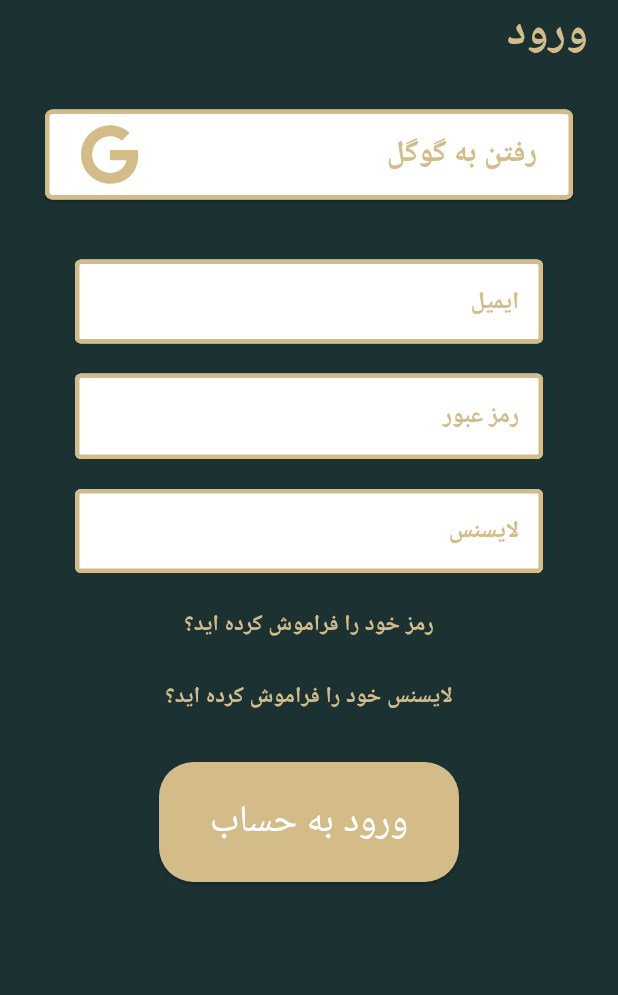
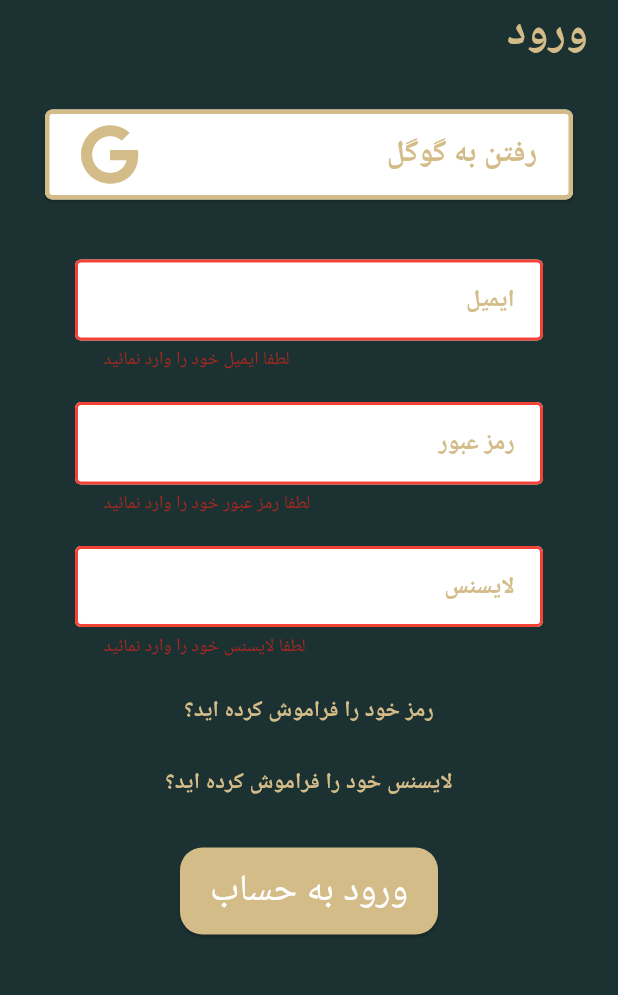
Before and after one commit to HamidSaliqa/power_tailor, a Flutter app: the Login screen opened directly, after a tap on "ورود به حساب", on a phone screen of 412 x 824 dp, the part 60-1055 px from its top. Run offline on Flutter 3.47's test engine with Material 3 defaults, Android fonts, the phone set to English and light mode, and no system bars; our stand-ins replace flutter_easyloading, flutter_svg, font_awesome_flutter, get.

```diff
--- a/lib/main.dart
+++ b/lib/main.dart
@@ -1,4 +1,5 @@
 import 'package:flutter/material.dart';
+import 'package:flutter_easyloading/flutter_easyloading.dart';
 import 'package:get/get.dart';
 import 'package:power_tailor/src/screens/splash_screen.dart';
 
@@ -9,9 +10,10 @@ class MyApp extends StatelessWidget {
   const MyApp({super.key});
   @override
   Widget build(BuildContext context) {
-    return const GetMaterialApp(
+    return GetMaterialApp(
       debugShowCheckedModeBanner: false,
       home: SplashScreen(),
+      builder: EasyLoading.init(),
     );
   }
 }
--- a/lib/src/common_widgets/custom_button.dart
+++ b/lib/src/common_widgets/custom_button.dart
@@ -9,10 +9,14 @@ Widget customButton(
     double? height}) {
   return ElevatedButton(
     style: ButtonStyle(
+        padding: const MaterialStatePropertyAll(EdgeInsets.symmetric(
+          horizontal: 20,
+          vertical: 10,
+        )),
         backgroundColor: const MaterialStatePropertyAll(p2),
-        fixedSize: MaterialStatePropertyAll(Size(width ?? 200, height ?? 80)),
+        // fixedSize: MaterialStatePropertyAll(Size(width ?? 200, height ?? 80)),
         shape: MaterialStatePropertyAll(
-            RoundedRectangleBorder(borderRadius: BorderRadius.circular(23)))),
+            RoundedRectangleBorder(borderRadius: BorderRadius.circular(15)))),
     onPressed: onPressed,
     child: Text(
         textAlign: TextAlign.center,
--- a/lib/src/common_widgets/custom_textfield.dart
+++ b/lib/src/common_widgets/custom_textfield.dart
@@ -3,26 +3,39 @@ import 'package:flutter/material.dart';
 import 'package:power_tailor/src/constants/colors.dart';
 
 
-Widget customTextField({required String hintText , bool obscureText = false }){
+Widget customTextField({required String hintText , bool obscureText = false, controller, validator}){
   return  Padding(
     padding: const EdgeInsets.symmetric(
       horizontal: 50,
       vertical: 10,
     ),
-    child: TextField(
+    child: TextFormField(
+      controller: controller,
       obscureText: obscureText,
+      validator: validator,
       textAlign: TextAlign.right,
       cursorColor: Colors.brown[300],
       style: const TextStyle(color: p2),
       decoration: InputDecoration(
+
+          contentPadding: const EdgeInsets.all(15),
           hintText: hintText,
+
           hintStyle: const TextStyle(color: p2,fontWeight: FontWeight.bold),
           hintTextDirection: TextDirection.rtl,
           filled: true,
           fillColor: tColor,
+
           enabledBorder: const OutlineInputBorder(borderSide: BorderSide(color: p2,width: 3)),
-          focusedBorder: const OutlineInputBorder(borderSide: BorderSide(color:p2))
+          focusedBorder: const OutlineInputBorder(borderSide: BorderSide(color:p2)),
+           errorStyle: const TextStyle(
+            locale: Locale('fa'),
 
+           ),
+
+           errorBorder: const OutlineInputBorder(
+            borderSide: BorderSide(color: Colors.red, width: 2),
+           )
       ),
     ),
   );
--- /dev/null
+++ b/lib/src/controllers/controller.dart
@@ -0,0 +1,16 @@
+
+
+import 'package:flutter/material.dart';
+import 'package:get/get.dart';
+
+class HomeController extends GetxController{
+
+
+  final formKey = GlobalKey<FormState>();
+  final emailedtCtrl = TextEditingController();
+  final passwrdedtCtrl = TextEditingController();
+  final licenseEdtCtrl = TextEditingController();
+
+
+
+}
--- a/lib/src/screens/login.dart
+++ b/lib/src/screens/login.dart
@@ -3,18 +3,17 @@ import 'package:get/get.dart';
 import 'package:power_tailor/src/common_widgets/custom_textfield.dart';
 import 'package:power_tailor/src/common_widgets/custom_button.dart';
 import 'package:power_tailor/src/constants/colors.dart';
+import 'package:power_tailor/src/controllers/controller.dart';
+import 'package:flutter_easyloading/flutter_easyloading.dart';
 
 import '../common_widgets/back_button.dart';
 import '../common_widgets/google_button.dart';
 
-class Login extends StatefulWidget {
-  const Login({super.key});
+class Login extends StatelessWidget {
+  Login({super.key});
 
-  @override
-  State<Login> createState() => _LoginState();
-}
+  HomeController homeCtrl = Get.put(HomeController());
 
-class _LoginState extends State<Login> {
   @override
   Widget build(BuildContext context) {
     return Scaffold(
@@ -22,6 +21,8 @@ class _LoginState extends State<Login> {
       body: SafeArea(
         child: SingleChildScrollView(
           child: Center(
+            child: Form(
+              key: homeCtrl.formKey,
               child: Column(
                 mainAxisAlignment: MainAxisAlignment.center,
                 children: [
@@ -44,37 +45,79 @@ class _LoginState extends State<Login> {
                     ),
                   ),
                   googleButton(),
-                customTextField(hintText: "ایمیل"),
+                  customTextField(
+                      hintText: "ایمیل",
+                      controller: homeCtrl.emailedtCtrl,
+                      validator: (value) {
+                        if (value == '') {
+                          return 'لطفا ایمیل خود را وارد نمائید';
+                        } else {
+                          return null;
+                        }
+                      }),
                   customTextField(
                       hintText: "رمز عبور",
                       obscureText: true,
-                ),
+                      controller: homeCtrl.passwrdedtCtrl,
+                      validator: (value) {
+                        if (value == '') {
+                          return 'لطفا رمز عبور خود را وارد نمائید';
+                        } else {
+                          return null;
+                        }
+                      }),
                   customTextField(
                       hintText: "لایسنس",
+                      controller: homeCtrl.licenseEdtCtrl,
+                      validator: (value) {
+                        if (value == '') {
+                          return 'لطفا لایسنس خود را وارد نمائید';
+                        } else {
+                          return null;
+                        }
+                      }),
+                  TextButton(
+                    onPressed: () {},
+                    style: const ButtonStyle(
+                      overlayColor:
+                          MaterialStatePropertyAll(Colors.transparent),
                     ),
-                MaterialButton(
-                    onPressed: () {},
                     child: const Text(
                       "رمز خود را فراموش کرده اید؟",
                       style: TextStyle(
                           color: p2, fontSize: 15, fontWeight: FontWeight.bold),
-                    )),
-                MaterialButton(
+                    ),
+                  ),
+                  TextButton(
                     onPressed: () {},
+                    style: const ButtonStyle(
+                      overlayColor:
+                          MaterialStatePropertyAll(Colors.transparent),
+                    ),
                     child: const Text(
                       "لایسنس خود را فراموش کرده اید؟",
                       style: TextStyle(
                           color: p2, fontSize: 15, fontWeight: FontWeight.bold),
-                    )),
+                    ),
+                  ),
                   const SizedBox(
                     height: 20,
                   ),
-                customButton(textButton: "ورود به حساب", onPressed: () {}),
+                  customButton(
+                      textButton: "ورود به حساب",
+                      onPressed: () {
+                        if (homeCtrl.formKey.currentState!.validate()) {
+                          EasyLoading.showSuccess('با موفقیت وارد حساب شدید');
+                        }
+                      }),
                 ],
+              ),
             ),
           ),
         ),
       ),
     );
   }
+
+
 }
--- a/lib/src/screens/login_or_signup.dart
+++ b/lib/src/screens/login_or_signup.dart
@@ -29,10 +29,13 @@ class LoginOrSignUp extends StatelessWidget {
                 height: 200,
                 color: p2,
               ),
+              SizedBox(
+                height: 60,
+              ),
               customButton(
                 textButton: "ورورد به حساب",
                 onPressed: () {
-                  Get.to(const Login());
+                  Get.to(Login());
                 },
               ),
               customButton(
--- a/pubspec.yaml
+++ b/pubspec.yaml
@@ -38,6 +38,8 @@ dependencies:
   flutter_svg: ^2.0.10+1
   get: ^4.6.6
   font_awesome_flutter: ^10.7.0
+  flutter_easyloading: ^3.0.5
+
 
 dev_dependencies:
   flutter_test:
```
Also changed, not shown: pubspec.lock. Lines whose indentation alone changed are shown as unchanged.
